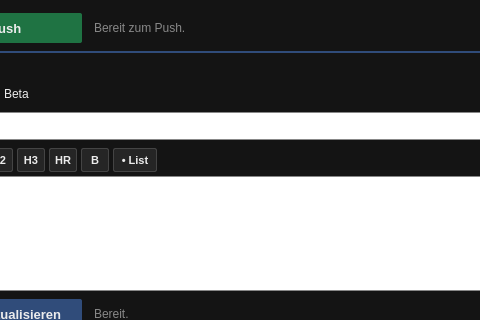
The window that Release/Build_Release.ui (Looking4Git/Starfield_LOH) describes before a commit, drawn with Qt 5; both pictures show x 136 to 616 and y 417 to 737 of the 760 by 980 pixel window.
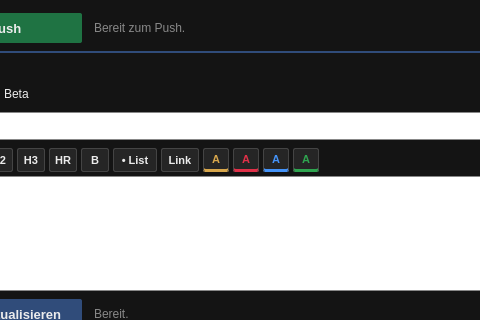
The same window after the commit.

Commit message: feat(Release): Markdown-Formatierungsbuttons für Links und Textfarben ergänzt, H2-Trennlinie und Release Notes korrigiert

```diff
--- a/Release/Build_Release.ui
+++ b/Release/Build_Release.ui
@@ -1140,6 +1140,116 @@
            </property>
           </widget>
          </item>
+         <item>
+          <widget class="QPushButton" name="btn_md_link">
+           <property name="minimumSize">
+            <size>
+             <width>38</width>
+             <height>24</height>
+            </size>
+           </property>
+           <property name="cursor">
+            <cursorShape>PointingHandCursor</cursorShape>
+           </property>
+           <property name="toolTip">
+            <string>Hyperlink einfügen ([Text](URL))</string>
+           </property>
+           <property name="styleSheet">
+            <string notr="true">QPushButton { background-color: #252525; color: #ECECEC; border: 1px solid #444444; border-radius: 2px; font-size: 11px; font-weight: bold; } QPushButton:hover { background-color: #304C7A; border-color: #5b7a9e; } QPushButton:pressed { background-color: #1e3355; }</string>
+           </property>
+           <property name="text">
+            <string>Link</string>
+           </property>
+          </widget>
+         </item>
+         <item>
+          <widget class="QPushButton" name="btn_md_color_yellow">
+           <property name="minimumSize">
+            <size>
+             <width>26</width>
+             <height>24</height>
+            </size>
+           </property>
+           <property name="cursor">
+            <cursorShape>PointingHandCursor</cursorShape>
+           </property>
+           <property name="toolTip">
+            <string>Textfarbe: Starfield Gelb (#D7A64B)</string>
+           </property>
+           <property name="styleSheet">
+            <string notr="true">QPushButton { background-color: #252525; color: #D7A64B; border: 1px solid #444444; border-bottom: 3px solid #D7A64B; border-radius: 2px; font-size: 11px; font-weight: bold; } QPushButton:hover { background-color: #383838; border-color: #5b7a9e; } QPushButton:pressed { background-color: #1e1e1e; }</string>
+           </property>
+           <property name="text">
+            <string>A</string>
+           </property>
+          </widget>
+         </item>
+         <item>
+          <widget class="QPushButton" name="btn_md_color_red">
+           <property name="minimumSize">
+            <size>
+             <width>26</width>
+             <height>24</height>
+            </size>
+           </property>
+           <property name="cursor">
+            <cursorShape>PointingHandCursor</cursorShape>
+           </property>
+           <property name="toolTip">
+            <string>Textfarbe: Starfield Rot (#E03048)</string>
+           </property>
+           <property name="styleSheet">
+            <string notr="true">QPushButton { background-color: #252525; color: #E03048; border: 1px solid #444444; border-bottom: 3px solid #E03048; border-radius: 2px; font-size: 11px; font-weight: bold; } QPushButton:hover { background-color: #383838; border-color: #5b7a9e; } QPushButton:pressed { background-color: #1e1e1e; }</string>
+           </property>
+           <property name="text">
+            <string>A</string>
+           </property>
+          </widget>
+         </item>
+         <item>
+          <widget class="QPushButton" name="btn_md_color_blue">
+           <property name="minimumSize">
+            <size>
+             <width>26</width>
+             <height>24</height>
+            </size>
+           </property>
+           <property name="cursor">
+            <cursorShape>PointingHandCursor</cursorShape>
+           </property>
+           <property name="toolTip">
+            <string>Textfarbe: Starfield Blau (#4493F8)</string>
+           </property>
+           <property name="styleSheet">
+            <string notr="true">QPushButton { background-color: #252525; color: #4493F8; border: 1px solid #444444; border-bottom: 3px solid #4493F8; border-radius: 2px; font-size: 11px; font-weight: bold; } QPushButton:hover { background-color: #383838; border-color: #5b7a9e; } QPushButton:pressed { background-color: #1e1e1e; }</string>
+           </property>
+           <property name="text">
+            <string>A</string>
+           </property>
+          </widget>
+         </item>
+         <item>
+          <widget class="QPushButton" name="btn_md_color_green">
+           <property name="minimumSize">
+            <size>
+             <width>26</width>
+             <height>24</height>
+            </size>
+           </property>
+           <property name="cursor">
+            <cursorShape>PointingHandCursor</cursorShape>
+           </property>
+           <property name="toolTip">
+            <string>Textfarbe: Starfield Grün (#2EA44F)</string>
+           </property>
+           <property name="styleSheet">
+            <string notr="true">QPushButton { background-color: #252525; color: #2EA44F; border: 1px solid #444444; border-bottom: 3px solid #2EA44F; border-radius: 2px; font-size: 11px; font-weight: bold; } QPushButton:hover { background-color: #383838; border-color: #5b7a9e; } QPushButton:pressed { background-color: #1e1e1e; }</string>
+           </property>
+           <property name="text">
+            <string>A</string>
+           </property>
+          </widget>
+         </item>
          <item>
           <spacer name="spacer_toolbar">
            <property name="orientation">
```
The commit also changes 1 other file.
